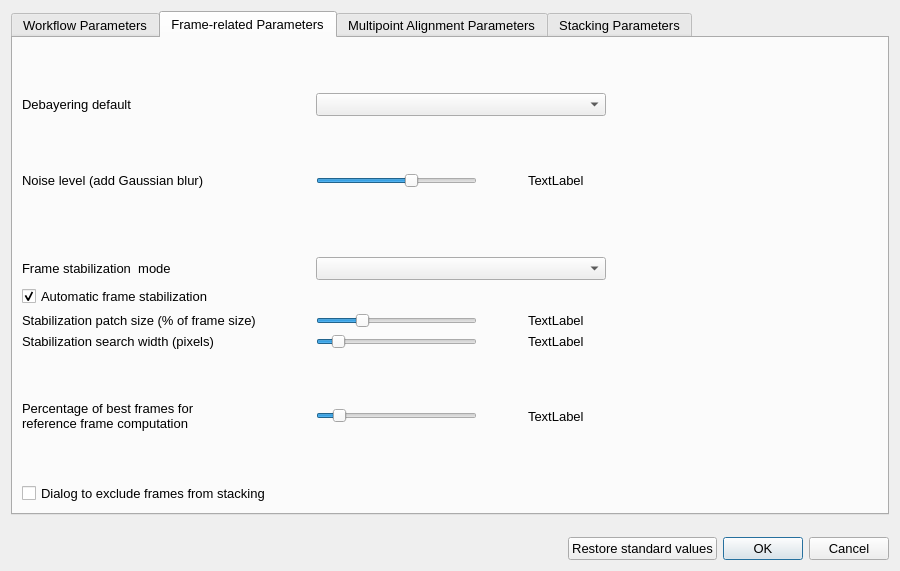
First picture: the form in planetary_system_stacker/parameter_configuration.ui, repository Rolf-Hempel/PlanetarySystemStacker, before the edit.
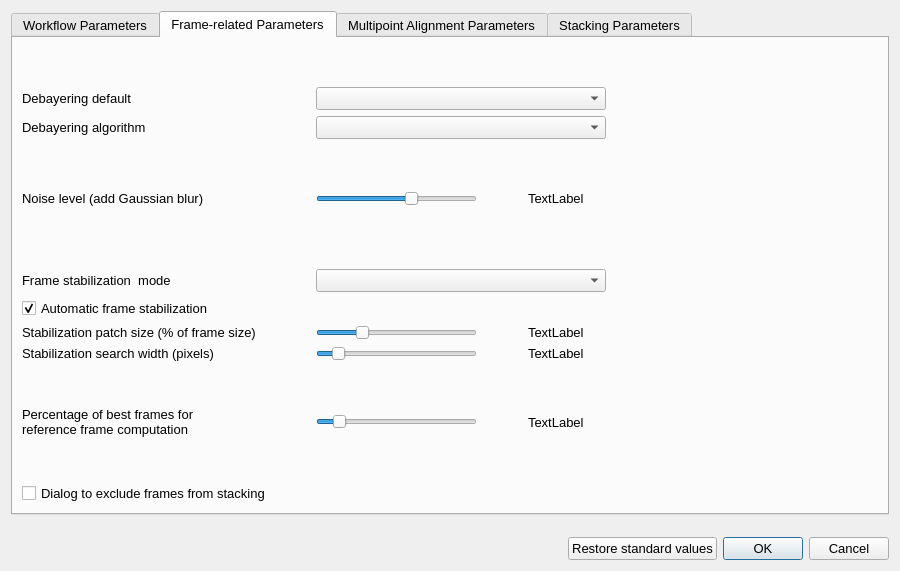
Second picture: the form after the edit. The open tabs and pages were chosen to show the change.

Commit message: debayer algorithm choice

The edit to the form file:
```diff
--- a/planetary_system_stacker/parameter_configuration.ui
+++ b/planetary_system_stacker/parameter_configuration.ui
@@ -55,7 +55,7 @@
    <item row="0" column="0" colspan="4">
     <widget class="QTabWidget" name="tabWidget">
      <property name="currentIndex">
-      <number>0</number>
+      <number>1</number>
      </property>
      <widget class="QWidget" name="tab_workflow">
       <attribute name="title">
@@ -296,9 +296,9 @@
       <attribute name="title">
        <string>Frame-related Parameters</string>
       </attribute>
-      <layout class="QGridLayout" name="gridLayout_2" rowstretch="3,3,3,3,3,0,3,3,3,3,3,3,3,0" columnstretch="3,1,2,2,1,2,7">
-       <item row="12" column="0">
-        <spacer name="verticalSpacer_2">
+      <layout class="QGridLayout" name="gridLayout_2" rowstretch="3,3,3,3,3,0,3,3,3,3,3,3,3,0,0" columnstretch="3,1,2,2,1,2,7">
+       <item row="11" column="0">
+        <spacer name="verticalSpacer_7">
          <property name="orientation">
           <enum>Qt::Vertical</enum>
          </property>
@@ -310,7 +310,84 @@
          </property>
         </spacer>
        </item>
-       <item row="8" column="2" colspan="2">
+       <item row="4" column="5">
+        <widget class="QLabel" name="fgw_label_display">
+         <property name="text">
+          <string>TextLabel</string>
+         </property>
+        </widget>
+       </item>
+       <item row="0" column="0">
+        <spacer name="verticalSpacer_15">
+         <property name="orientation">
+          <enum>Qt::Vertical</enum>
+         </property>
+         <property name="sizeHint" stdset="0">
+          <size>
+           <width>20</width>
+           <height>40</height>
+          </size>
+         </property>
+        </spacer>
+       </item>
+       <item row="10" column="2" colspan="2">
+        <widget class="QSlider" name="afsw_slider_value">
+         <property name="minimum">
+          <number>5</number>
+         </property>
+         <property name="maximum">
+          <number>150</number>
+         </property>
+         <property name="singleStep">
+          <number>5</number>
+         </property>
+         <property name="pageStep">
+          <number>5</number>
+         </property>
+         <property name="value">
+          <number>20</number>
+         </property>
+         <property name="orientation">
+          <enum>Qt::Horizontal</enum>
+         </property>
+        </widget>
+       </item>
+       <item row="4" column="2" colspan="2">
+        <widget class="QSlider" name="fgw_slider_value">
+         <property name="minimum">
+          <number>1</number>
+         </property>
+         <property name="maximum">
+          <number>6</number>
+         </property>
+         <property name="singleStep">
+          <number>1</number>
+         </property>
+         <property name="pageStep">
+          <number>1</number>
+         </property>
+         <property name="value">
+          <number>4</number>
+         </property>
+         <property name="sliderPosition">
+          <number>4</number>
+         </property>
+         <property name="orientation">
+          <enum>Qt::Horizontal</enum>
+         </property>
+        </widget>
+       </item>
+       <item row="1" column="0">
+        <widget class="QLabel" name="fdb_label_parameter">
+         <property name="toolTip">
+          <string>Default debayering pattern used if no other pattern is specified for the current job. This pattern is used in creating master frames as well.</string>
+         </property>
+         <property name="text">
+          <string>Debayering default</string>
+         </property>
+        </widget>
+       </item>
+       <item row="9" column="2" colspan="2">
         <widget class="QSlider" name="afrsf_slider_value">
          <property name="minimum">
           <number>5</number>
@@ -335,50 +412,74 @@
          </property>
         </widget>
        </item>
-       <item row="11" column="2" colspan="2">
-        <widget class="QSlider" name="afafp_slider_value">
-         <property name="minimum">
-          <number>3</number>
+       <item row="4" column="4">
+        <spacer name="horizontalSpacer_5">
+         <property name="orientation">
+          <enum>Qt::Horizontal</enum>
          </property>
-         <property name="maximum">
-          <number>30</number>
+         <property name="sizeHint" stdset="0">
+          <size>
+           <width>36</width>
+           <height>20</height>
+          </size>
          </property>
-         <property name="singleStep">
-          <number>3</number>
-         </property>
-         <property name="pageStep">
-          <number>3</number>
-         </property>
-         <property name="value">
-          <number>6</number>
-         </property>
+        </spacer>
+       </item>
+       <item row="4" column="6">
+        <spacer name="horizontalSpacer_6">
          <property name="orientation">
           <enum>Qt::Horizontal</enum>
+         </property>
+         <property name="sizeHint" stdset="0">
+          <size>
+           <width>271</width>
+           <height>20</height>
+          </size>
+         </property>
+        </spacer>
+       </item>
+       <item row="9" column="5">
+        <widget class="QLabel" name="afrsf_label_display">
+         <property name="text">
+          <string>TextLabel</string>
          </property>
         </widget>
        </item>
-       <item row="11" column="0">
-        <widget class="QLabel" name="afafp_label_parameter">
+       <item row="4" column="0">
+        <widget class="QLabel" name="fgw_label_parameter">
          <property name="toolTip">
-          <string>The reference frame for the multipoint alignment is computed as the average of the best frames. This value specifies the number of frames to be used.</string>
+          <string>In the presence of noise in the image, shift detection between frames can be misled by spurious local minima.
+Gaussian blur can help finding the global optimum. Try higher values for noisy images.</string>
          </property>
          <property name="text">
-          <string>Percentage of best frames for
-reference frame computation</string>
+          <string>Noise level (add Gaussian blur)</string>
          </property>
         </widget>
        </item>
        <item row="8" column="0">
-        <widget class="QLabel" name="afrsf_label_parameter">
+        <widget class="QCheckBox" name="afa_checkBox">
          <property name="toolTip">
-          <string>Only for &quot;Surface&quot; mode: Size of the stabilization patch relative to the frame size.</string>
+          <string>Only for &quot;Surface&quot; mode: Identify frame stabilization patch automatically.</string>
          </property>
          <property name="text">
-          <string>Stabilization patch size (% of frame size)</string>
+          <string>Automatic frame stabilization</string>
          </property>
+         <property name="checked">
+          <bool>true</bool>
+         </property>
         </widget>
        </item>
-       <item row="6" column="2" colspan="4">
+       <item row="14" column="0">
+        <widget class="QCheckBox" name="efs_checkBox">
+         <property name="toolTip">
+          <string>Include a dialog where the user can select frames which should not be used in the stacking workflow.</string>
+         </property>
+         <property name="text">
+          <string>Dialog to exclude frames from stacking</string>
+         </property>
+        </widget>
+       </item>
+       <item row="7" column="2" colspan="4">
         <widget class="QComboBox" name="afm_comboBox">
          <property name="currentText">
           <string/>
@@ -391,7 +492,33 @@
          </property>
         </widget>
        </item>
-       <item row="9" column="0">
+       <item row="3" column="0">
+        <spacer name="verticalSpacer_8">
+         <property name="orientation">
+          <enum>Qt::Vertical</enum>
+         </property>
+         <property name="sizeHint" stdset="0">
+          <size>
+           <width>20</width>
+           <height>40</height>
+          </size>
+         </property>
+        </spacer>
+       </item>
+       <item row="5" column="0" rowspan="2">
+        <spacer name="verticalSpacer_6">
+         <property name="orientation">
+          <enum>Qt::Vertical</enum>
+         </property>
+         <property name="sizeHint" stdset="0">
+          <size>
+           <width>20</width>
+           <height>40</height>
+          </size>
+         </property>
+        </spacer>
+       </item>
+       <item row="10" column="0">
         <widget class="QLabel" name="afsw_label_parameter">
          <property name="toolTip">
           <string>Only for &quot;Surface&quot; mode: Maximum allowed shift of consecutive frames per coordinate direction in pixels.</string>
@@ -401,141 +528,38 @@
          </property>
         </widget>
        </item>
-       <item row="9" column="2" colspan="2">
-        <widget class="QSlider" name="afsw_slider_value">
-         <property name="minimum">
-          <number>5</number>
+       <item row="12" column="0">
+        <widget class="QLabel" name="afafp_label_parameter">
+         <property name="toolTip">
+          <string>The reference frame for the multipoint alignment is computed as the average of the best frames. This value specifies the number of frames to be used.</string>
          </property>
-         <property name="maximum">
-          <number>150</number>
+         <property name="text">
+          <string>Percentage of best frames for
+reference frame computation</string>
          </property>
-         <property name="singleStep">
-          <number>5</number>
-         </property>
-         <property name="pageStep">
-          <number>5</number>
-         </property>
-         <property name="value">
-          <number>20</number>
-         </property>
-         <property name="orientation">
-          <enum>Qt::Horizontal</enum>
-         </property>
         </widget>
        </item>
-       <item row="3" column="1">
-        <spacer name="horizontalSpacer_4">
-         <property name="orientation">
-          <enum>Qt::Horizontal</enum>
+       <item row="9" column="0">
+        <widget class="QLabel" name="afrsf_label_parameter">
+         <property name="toolTip">
+          <string>Only for &quot;Surface&quot; mode: Size of the stabilization patch relative to the frame size.</string>
          </property>
-         <property name="sizeHint" stdset="0">
-          <size>
-           <width>40</width>
-           <height>25</height>
-          </size>
-         </property>
-        </spacer>
-       </item>
-       <item row="3" column="5">
-        <widget class="QLabel" name="fgw_label_display">
          <property name="text">
-          <string>TextLabel</string>
+          <string>Stabilization patch size (% of frame size)</string>
          </property>
         </widget>
        </item>
-       <item row="3" column="4">
-        <spacer name="horizontalSpacer_5">
-         <property name="orientation">
-          <enum>Qt::Horizontal</enum>
-         </property>
-         <property name="sizeHint" stdset="0">
-          <size>
-           <width>36</width>
-           <height>20</height>
-          </size>
-         </property>
-        </spacer>
-       </item>
        <item row="1" column="2" colspan="4">
         <widget class="QComboBox" name="fdb_comboBox"/>
        </item>
-       <item row="7" column="0">
-        <widget class="QCheckBox" name="afa_checkBox">
-         <property name="toolTip">
-          <string>Only for &quot;Surface&quot; mode: Identify frame stabilization patch automatically.</string>
-         </property>
-         <property name="text">
-          <string>Automatic frame stabilization</string>
-         </property>
-         <property name="checked">
-          <bool>true</bool>
-         </property>
-        </widget>
-       </item>
-       <item row="3" column="6">
-        <spacer name="horizontalSpacer_6">
-         <property name="orientation">
-          <enum>Qt::Horizontal</enum>
-         </property>
-         <property name="sizeHint" stdset="0">
-          <size>
-           <width>271</width>
-           <height>20</height>
-          </size>
-         </property>
-        </spacer>
-       </item>
-       <item row="1" column="0">
-        <widget class="QLabel" name="fdb_label_parameter">
-         <property name="toolTip">
-          <string>Default debayering pattern used if no other pattern is specified for the current job. This pattern is used in creating master frames as well.</string>
-         </property>
-         <property name="text">
-          <string>Debayering default</string>
-         </property>
-        </widget>
-       </item>
-       <item row="10" column="0">
-        <spacer name="verticalSpacer_7">
-         <property name="orientation">
-          <enum>Qt::Vertical</enum>
-         </property>
-         <property name="sizeHint" stdset="0">
-          <size>
-           <width>20</width>
-           <height>40</height>
-          </size>
-         </property>
-        </spacer>
-       </item>
-       <item row="11" column="5">
+       <item row="12" column="5">
         <widget class="QLabel" name="afafp_label_display">
          <property name="text">
           <string>TextLabel</string>
          </property>
         </widget>
        </item>
-       <item row="2" column="0">
-        <spacer name="verticalSpacer_8">
-         <property name="orientation">
-          <enum>Qt::Vertical</enum>
-         </property>
-         <property name="sizeHint" stdset="0">
-          <size>
-           <width>20</width>
-           <height>40</height>
-          </size>
-         </property>
-        </spacer>
-       </item>
-       <item row="8" column="5">
-        <widget class="QLabel" name="afrsf_label_display">
-         <property name="text">
-          <string>TextLabel</string>
-         </property>
-        </widget>
-       </item>
-       <item row="6" column="0">
+       <item row="7" column="0">
         <widget class="QLabel" name="afm_label_parameter">
          <property name="toolTip">
           <string>All frames have to be globally aligned with each other before stacking. Two modes are supported: &quot;Surface&quot; and &quot;Planetary&quot;.
@@ -547,69 +571,42 @@
          </property>
         </widget>
        </item>
-       <item row="9" column="5">
+       <item row="10" column="5">
         <widget class="QLabel" name="afsw_label_display">
          <property name="text">
           <string>TextLabel</string>
          </property>
         </widget>
        </item>
-       <item row="3" column="0">
-        <widget class="QLabel" name="fgw_label_parameter">
-         <property name="toolTip">
-          <string>In the presence of noise in the image, shift detection between frames can be misled by spurious local minima.
-Gaussian blur can help finding the global optimum. Try higher values for noisy images.</string>
-         </property>
-         <property name="text">
-          <string>Noise level (add Gaussian blur)</string>
-         </property>
-        </widget>
-       </item>
-       <item row="0" column="0">
-        <spacer name="verticalSpacer_15">
+       <item row="4" column="1">
+        <spacer name="horizontalSpacer_4">
          <property name="orientation">
-          <enum>Qt::Vertical</enum>
+          <enum>Qt::Horizontal</enum>
          </property>
          <property name="sizeHint" stdset="0">
           <size>
-           <width>20</width>
-           <height>40</height>
+           <width>40</width>
+           <height>25</height>
           </size>
          </property>
         </spacer>
        </item>
-       <item row="4" column="0" rowspan="2">
-        <spacer name="verticalSpacer_6">
-         <property name="orientation">
-          <enum>Qt::Vertical</enum>
-         </property>
-         <property name="sizeHint" stdset="0">
-          <size>
-           <width>20</width>
-           <height>40</height>
-          </size>
-         </property>
-        </spacer>
-       </item>
-       <item row="3" column="2" colspan="2">
-        <widget class="QSlider" name="fgw_slider_value">
+       <item row="12" column="2" colspan="2">
+        <widget class="QSlider" name="afafp_slider_value">
          <property name="minimum">
-          <number>1</number>
+          <number>3</number>
          </property>
          <property name="maximum">
-          <number>6</number>
+          <number>30</number>
          </property>
          <property name="singleStep">
-          <number>1</number>
+          <number>3</number>
          </property>
          <property name="pageStep">
-          <number>1</number>
+          <number>3</number>
          </property>
          <property name="value">
-          <number>4</number>
-         </property>
-         <property name="sliderPosition">
-          <number>4</number>
+          <number>6</number>
          </property>
          <property name="orientation">
           <enum>Qt::Horizontal</enum>
@@ -617,15 +614,28 @@
         </widget>
        </item>
        <item row="13" column="0">
-        <widget class="QCheckBox" name="efs_checkBox">
-         <property name="toolTip">
-          <string>Include a dialog where the user can select frames which should not be used in the stacking workflow.</string>
+        <spacer name="verticalSpacer_2">
+         <property name="orientation">
+          <enum>Qt::Vertical</enum>
          </property>
+         <property name="sizeHint" stdset="0">
+          <size>
+           <width>20</width>
+           <height>40</height>
+          </size>
+         </property>
+        </spacer>
+       </item>
+       <item row="2" column="0">
+        <widget class="QLabel" name="fdbm_label_parameter">
          <property name="text">
-          <string>Dialog to exclude frames from stacking</string>
+          <string>Debayering algorithm</string>
          </property>
         </widget>
        </item>
+       <item row="2" column="2" colspan="4">
+        <widget class="QComboBox" name="fdbm_comboBox"/>
+       </item>
       </layout>
      </widget>
      <widget class="QWidget" name="tab_alignment">
```
The commit also changes 6 other files.
